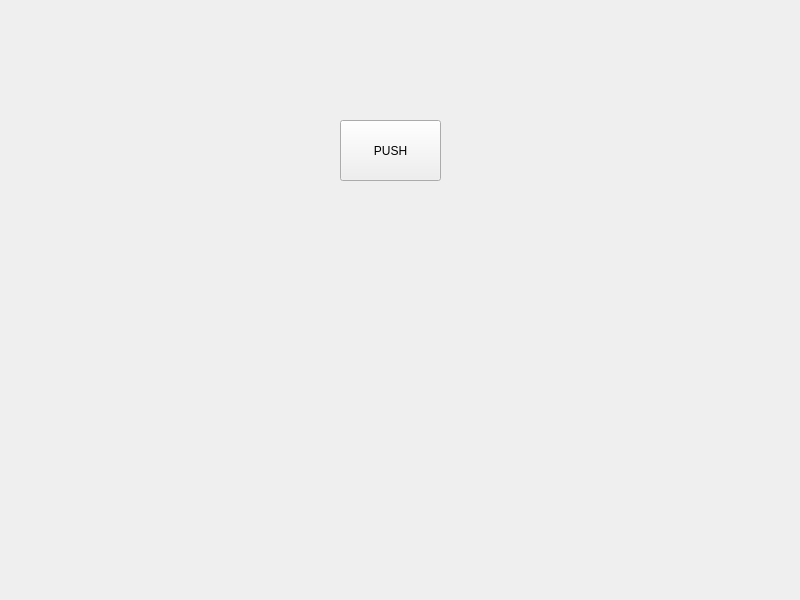
Above: widget.ui from CAI-JIADA/MidTermUi before the change. Below: the same form after it.
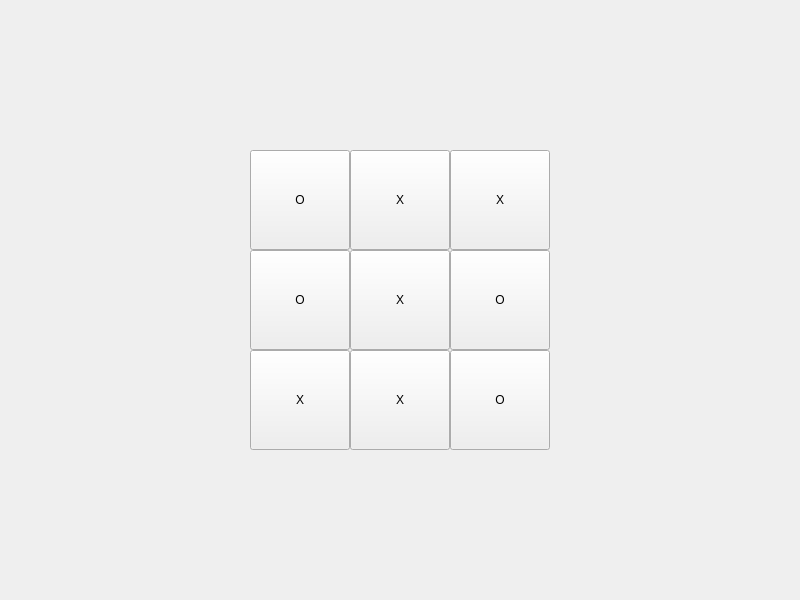
That is the form after the change.

Commit message: Add 3x3 grid of 9 pushbuttons with O/X text labels

Patch:
```diff
--- a/widget.ui
+++ b/widget.ui
@@ -16,14 +16,118 @@
   <widget class="QPushButton" name="pushButton">
    <property name="geometry">
     <rect>
-     <x>340</x>
-     <y>120</y>
-     <width>101</width>
-     <height>61</height>
+     <x>250</x>
+     <y>150</y>
+     <width>100</width>
+     <height>100</height>
     </rect>
    </property>
    <property name="text">
-    <string>PUSH</string>
+    <string>O</string>
+   </property>
+  </widget>
+  <widget class="QPushButton" name="pushButton_2">
+   <property name="geometry">
+    <rect>
+     <x>350</x>
+     <y>150</y>
+     <width>100</width>
+     <height>100</height>
+    </rect>
+   </property>
+   <property name="text">
+    <string>X</string>
+   </property>
+  </widget>
+  <widget class="QPushButton" name="pushButton_3">
+   <property name="geometry">
+    <rect>
+     <x>450</x>
+     <y>150</y>
+     <width>100</width>
+     <height>100</height>
+    </rect>
+   </property>
+   <property name="text">
+    <string>X</string>
+   </property>
+  </widget>
+  <widget class="QPushButton" name="pushButton_4">
+   <property name="geometry">
+    <rect>
+     <x>250</x>
+     <y>250</y>
+     <width>100</width>
+     <height>100</height>
+    </rect>
+   </property>
+   <property name="text">
+    <string>O</string>
+   </property>
+  </widget>
+  <widget class="QPushButton" name="pushButton_5">
+   <property name="geometry">
+    <rect>
+     <x>350</x>
+     <y>250</y>
+     <width>100</width>
+     <height>100</height>
+    </rect>
+   </property>
+   <property name="text">
+    <string>X</string>
+   </property>
+  </widget>
+  <widget class="QPushButton" name="pushButton_6">
+   <property name="geometry">
+    <rect>
+     <x>450</x>
+     <y>250</y>
+     <width>100</width>
+     <height>100</height>
+    </rect>
+   </property>
+   <property name="text">
+    <string>O</string>
+   </property>
+  </widget>
+  <widget class="QPushButton" name="pushButton_7">
+   <property name="geometry">
+    <rect>
+     <x>250</x>
+     <y>350</y>
+     <width>100</width>
+     <height>100</height>
+    </rect>
+   </property>
+   <property name="text">
+    <string>X</string>
+   </property>
+  </widget>
+  <widget class="QPushButton" name="pushButton_8">
+   <property name="geometry">
+    <rect>
+     <x>350</x>
+     <y>350</y>
+     <width>100</width>
+     <height>100</height>
+    </rect>
+   </property>
+   <property name="text">
+    <string>X</string>
+   </property>
+  </widget>
+  <widget class="QPushButton" name="pushButton_9">
+   <property name="geometry">
+    <rect>
+     <x>450</x>
+     <y>350</y>
+     <width>100</width>
+     <height>100</height>
+    </rect>
+   </property>
+   <property name="text">
+    <string>O</string>
    </property>
   </widget>
  </widget>
```
Left out of the diff: 2 changed lines with no effect on the pictures.
